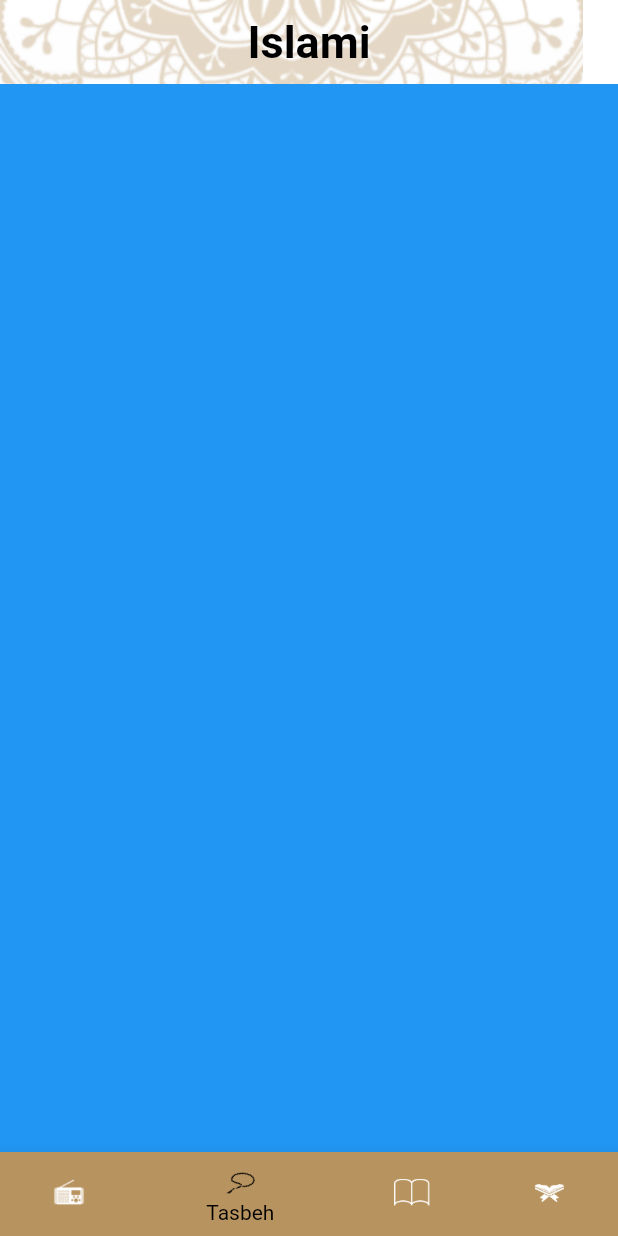
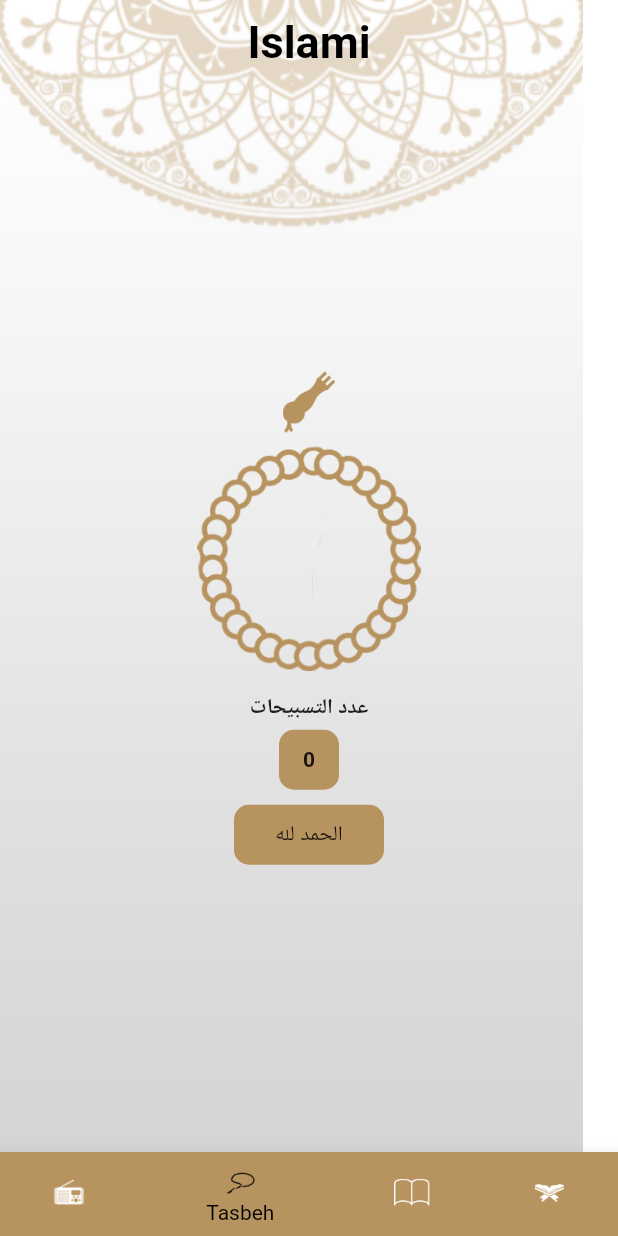
Before and after one commit to 3aMoOory/aslami_3amory, a Flutter app: the screen it shows after launch, item 2 of the bottom bar chosen, on a phone screen of 412 x 824 dp. Run offline on Flutter 3.47's test engine with Material 2 defaults, Android fonts, the phone set to English and light mode, and no system bars.

Commit message:
finish Sebha screen

```diff
--- a/lib/home/Tasbeh/tasbeh_tab.dart
+++ b/lib/home/Tasbeh/tasbeh_tab.dart
@@ -1,10 +1,102 @@
+import 'package:flutter/cupertino.dart';
 import 'package:flutter/material.dart';
-class TasbehTab extends StatelessWidget {
+import 'package:aslami_app/main.dart';
+class TasbehTab extends StatefulWidget {
 
   @override
+  State<TasbehTab> createState() => _TasbehTabState();
+}
+
+class _TasbehTabState extends State<TasbehTab> {
+  int count=0;
+  String Text1='الحمد لله';
+  void TextChange(String do3aa) {
+    if(count<=33)
+      {
+        Text1='الحمد لله';
+      }
+    else if (count>33 && count<=66)
+      {
+        Text1='سبحان الله';
+      }
+    else if(count>66&&count<=99)
+      {
+        Text1='الله اكبر';
+      }
+    else if(count==100)
+        {
+          Text1='اشهد ان لا اله الا الله وحده لا شريك له الملك والحمد وهو علب كل شئ قدير ';
+        }
+    else if(count>100)
+      {
+        resCount();
+        Text1='';
+      }
+  }
+  void incCount() {
+    setState(() {
+      count++;
+    });
+  }
+  void resCount(){
+    setState(() {
+      count=0;
+    });
+  }
+  @override
   Widget build(BuildContext context) {
-    return Container(
-      color: Colors.blue,
+    return Stack(
+      children: [
+        Center(
+          child: Column(
+            mainAxisAlignment: MainAxisAlignment.center,
+            children: [
+              Container(
+                child: MaterialButton(onPressed: (){},
+                child:const ImageIcon(AssetImage('assets/images/sebha_head_image.png'),color: MyThemeData.PrimaryColor,size:50,),
+                ),
+              ),
+              GestureDetector(
+                onTap: (){
+                  setState(() {
+                    incCount();
+                     TextChange(Text1);
+                  });
+                },
+                  child: const ImageIcon(AssetImage('assets/images/sebha_image.png'),size: 150,color: MyThemeData.PrimaryColor,)),
+              const SizedBox(
+                height: 15,
+              ),
+              const Text('عدد التسبيحات',style:TextStyle(fontWeight: FontWeight.bold) ,),
+              const SizedBox(
+                height: 5,
+              ),
+              Container(
+                decoration: BoxDecoration(
+                    color: MyThemeData.PrimaryColor,
+                  borderRadius: BorderRadius.circular(10)
+                ),
+                alignment: AlignmentDirectional.center,
+                height: 40,
+                width: 40,
+                  child: Text('$count',style: TextStyle(fontWeight: FontWeight.bold),)),
+              const SizedBox(
+                height: 10,
+              ),
+              Container(
+                decoration: BoxDecoration(
+                    color: MyThemeData.PrimaryColor,
+                  borderRadius: BorderRadius.circular(10)
+                ),
+                alignment: AlignmentDirectional.center,
+                width: 100,
+                  height: 40,
+                  child:  Text(Text1),
+              ),
+            ],
+          ),
+        ),
+    ]
     );
   }
 }
```
Also changed, not shown: lib/home/Radio/radio_tab.dart (+6 -2 lines), assets/images/2.0x/radio_image@2x.png (added), assets/images/2.0x/sebha_head_image@2x.png (added), assets/images/2.0x/sebha_image@2x.png (added), assets/images/2.0x/tasbeh_count_image@2x.png (added), assets/images/3.0x/radio_image@3x.png (added), assets/images/3.0x/sebha_head_image@3x.png (added), assets/images/3.0x/sebha_image@3x.png (added), assets/images/3.0x/tasbeh_count_image@3x.png (added), assets/images/radio_image.png (added), assets/images/sebha_head_image.png (added), assets/images/sebha_image.png (added), assets/images/tasbeh_count_image.png (added), 1 other file.
